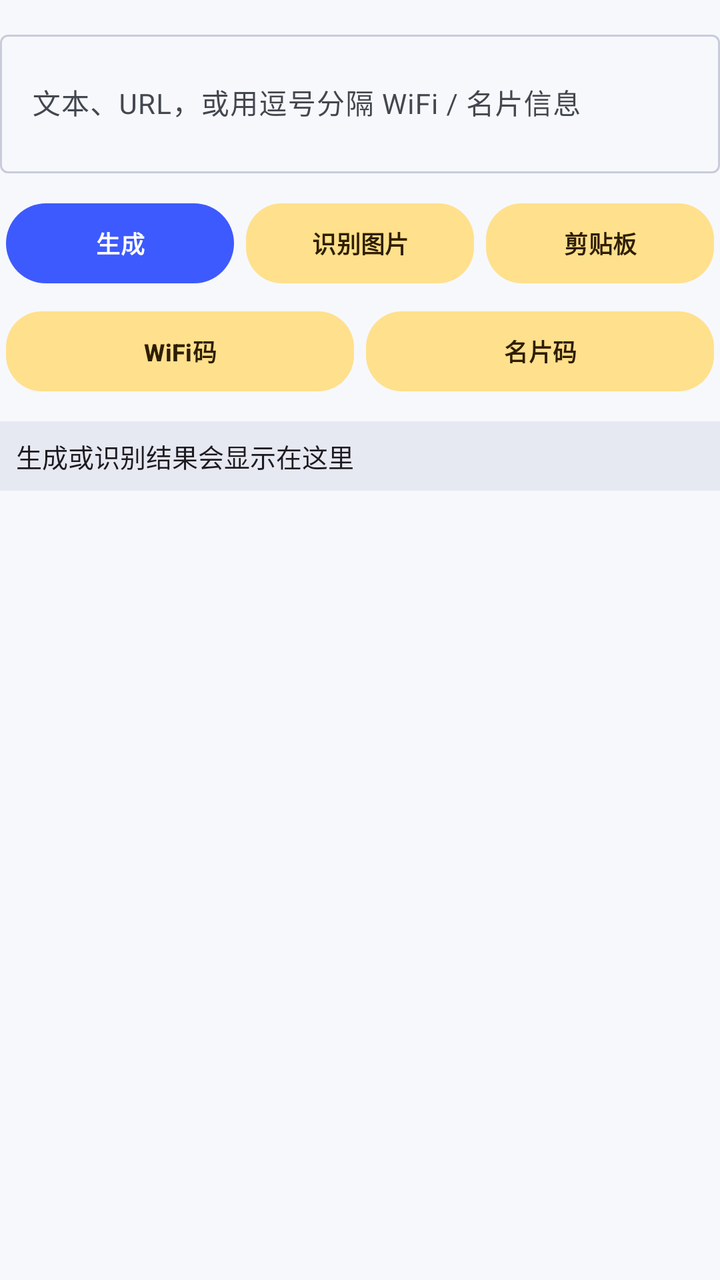
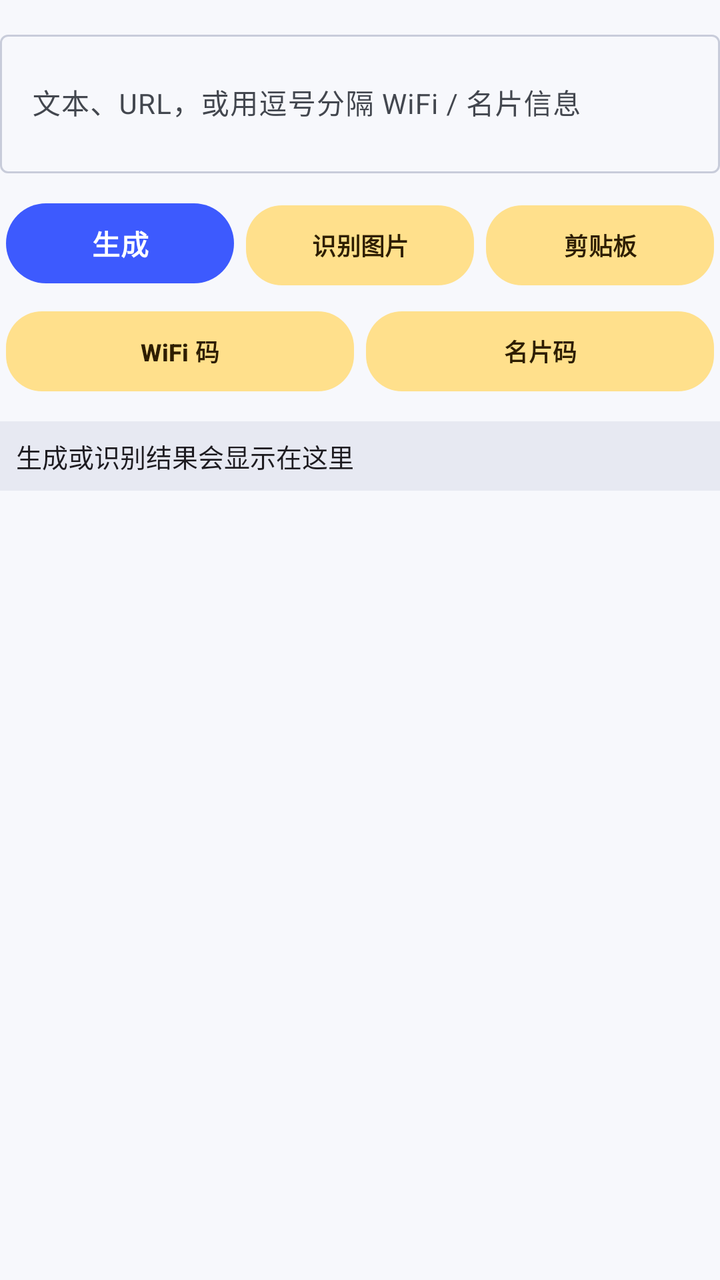

Two renders of the same Android screen: before a commit and after it. Below are the layout's source before the change and the commit's diff.
<!-- AndroidManifest.xml: application theme Theme.GameMatrixApp -->
<!-- res/layout/item_tool_qr_plus.xml -->
<?xml version="1.0" encoding="utf-8"?>

<LinearLayout xmlns:android="http://schemas.android.com/apk/res/android"
    android:layout_width="match_parent"
    android:layout_height="wrap_content"
    android:orientation="vertical">

    <com.google.android.material.textfield.TextInputLayout
        android:layout_width="match_parent"
        android:layout_height="wrap_content"
        android:layout_marginTop="@dimen/gm_spacing_3"
        android:hint="文本、URL，或用逗号分隔 WiFi / 名片信息">

        <com.google.android.material.textfield.TextInputEditText
            android:id="@+id/et_qr_plus_input"
            android:layout_width="match_parent"
            android:layout_height="wrap_content"
            android:inputType="textMultiLine"
            android:maxLines="4"
            android:minLines="2"
            android:textSize="14sp" />

    </com.google.android.material.textfield.TextInputLayout>

    <LinearLayout
        android:layout_width="match_parent"
        android:layout_height="wrap_content"
        android:layout_marginTop="@dimen/gm_spacing_2"
        android:orientation="horizontal">

        <com.google.android.material.button.MaterialButton
            android:id="@+id/btn_qr_plus_generate"
            android:layout_width="0dp"
            android:layout_height="48dp"
            android:layout_margin="3dp"
            android:layout_weight="1"
            android:text="生成"
            android:textSize="12sp" />

        <com.google.android.material.button.MaterialButton
            android:id="@+id/btn_qr_plus_decode_image"
            style="@style/Widget.GameMatrix.Button.Tonal"
            android:layout_width="0dp"
            android:layout_height="48dp"
            android:layout_margin="3dp"
            android:layout_weight="1"
            android:text="识别图片"
            android:textSize="12sp" />

        <com.google.android.material.button.MaterialButton
            android:id="@+id/btn_qr_plus_clipboard"
            style="@style/Widget.GameMatrix.Button.Tonal"
            android:layout_width="0dp"
            android:layout_height="48dp"
            android:layout_margin="3dp"
            android:layout_weight="1"
            android:text="剪贴板"
            android:textSize="12sp" />

    </LinearLayout>

    <LinearLayout
        android:layout_width="match_parent"
        android:layout_height="wrap_content"
        android:orientation="horizontal">

        <com.google.android.material.button.MaterialButton
            android:id="@+id/btn_qr_plus_wifi"
            style="@style/Widget.GameMatrix.Button.Tonal"
            android:layout_width="0dp"
            android:layout_height="48dp"
            android:layout_margin="3dp"
            android:layout_weight="1"
            android:text="WiFi码"
            android:textSize="12sp" />

        <com.google.android.material.button.MaterialButton
            android:id="@+id/btn_qr_plus_vcard"
            style="@style/Widget.GameMatrix.Button.Tonal"
            android:layout_width="0dp"
            android:layout_height="48dp"
            android:layout_margin="3dp"
            android:layout_weight="1"
            android:text="名片码"
            android:textSize="12sp" />

    </LinearLayout>

    <ImageView
        android:id="@+id/iv_qr_plus"
        android:layout_width="220dp"
        android:layout_height="220dp"
        android:layout_gravity="center_horizontal"
        android:layout_marginTop="@dimen/gm_spacing_3"
        android:contentDescription="二维码预览"
        android:scaleType="fitCenter"
        android:visibility="gone" />

    <TextView
        android:id="@+id/tv_qr_plus_result"
        android:layout_width="match_parent"
        android:layout_height="wrap_content"
        android:layout_marginTop="@dimen/gm_spacing_2"
        android:background="?attr/colorSurfaceVariant"
        android:fontFamily="monospace"
        android:lineSpacingExtra="4dp"
        android:padding="@dimen/gm_spacing_2"
        android:text="生成或识别结果会显示在这里"
        android:textColor="?android:attr/textColorPrimary"
        android:textIsSelectable="true"
        android:textSize="13sp" />

</LinearLayout>
<!-- resources referenced by this layout -->
<resources>
  <dimen name="gm_spacing_2">8dp</dimen>
  <dimen name="gm_spacing_3">12dp</dimen>
  <color name="md_theme_primary">#3D5AFE</color>
  <color name="md_theme_on_primary">#FFFFFF</color>
  <color name="md_theme_primary_container">#DEE3FF</color>
  <color name="md_theme_on_primary_container">#001558</color>
  <color name="md_theme_secondary">#FFB300</color>
  <color name="md_theme_on_secondary">#1A1200</color>
  <color name="md_theme_secondary_container">#FFE08C</color>
  <color name="md_theme_on_secondary_container">#2E1E00</color>
  <color name="md_theme_tertiary">#00897B</color>
  <color name="md_theme_on_tertiary">#FFFFFF</color>
  <color name="md_theme_tertiary_container">#97D6CB</color>
  <color name="md_theme_on_tertiary_container">#00201C</color>
  <color name="md_theme_surface">#FFFFFF</color>
  <color name="md_theme_on_surface">#16181F</color>
  <color name="md_theme_surface_variant">#E7E9F2</color>
  <color name="md_theme_on_surface_variant">#43474F</color>
  <color name="md_theme_surface_container_low">#EEF0F7</color>
  <color name="md_theme_surface_container">#E7E9F2</color>
  <color name="md_theme_surface_container_high">#E0E3EC</color>
  <color name="md_theme_background">#F7F8FC</color>
  <color name="md_theme_on_background">#16181F</color>
  <color name="md_theme_outline">#C8CCDA</color>
  <color name="md_theme_error">#D8392F</color>
  <color name="md_theme_on_error">#FFFFFF</color>
  <color name="md_theme_error_container">#F9DEDC</color>
  <color name="md_theme_on_error_container">#410E0B</color>
  <color name="colorSuccess">#1FA463</color>
  <color name="colorOnSuccess">#FFFFFF</color>
  <color name="colorSuccessContainer">#D1F4DE</color>
  <color name="colorOnSuccessContainer">#00210F</color>
  <color name="colorWarning">#E08A00</color>
  <color name="colorOnWarning">#FFFFFF</color>
  <color name="colorWarningContainer">#FFE0B0</color>
  <color name="colorOnWarningContainer">#271900</color>
  <color name="colorInfo">@color/md_theme_primary</color>
  <color name="colorOnInfo">@color/md_theme_on_primary</color>
  <color name="colorInfoContainer">@color/md_theme_primary_container</color>
  <color name="colorOnInfoContainer">@color/md_theme_on_primary_container</color>
  <style name="Widget.GameMatrix.PlatformButton" parent="@android:style/Widget.Material.Button">
          <item name="android:minHeight">44dp</item>
          <item name="android:paddingTop">4dp</item>
          <item name="android:paddingBottom">4dp</item>
          <item name="android:textAllCaps">false</item>
          <item name="android:letterSpacing">0.01</item>
      </style>
  <style name="Widget.GameMatrix.Card" parent="Widget.Material3.CardView.Elevated">
          <item name="cardCornerRadius">@dimen/gm_radius_lg</item>
          <item name="cardElevation">@dimen/gm_elevation_1</item>
          <item name="strokeWidth">0dp</item>
          <item name="rippleColor">?attr/colorPrimaryContainer</item>
      </style>
  <dimen name="gm_radius_lg">16dp</dimen>
  <dimen name="gm_elevation_1">1dp</dimen>
  <!-- unchanged entries left out for length: 3 -->
</resources>

<!-- the commit's change to res/layout/item_tool_qr_plus.xml (unified diff, before → after) -->
@@ -1,5 +1,4 @@
 <?xml version="1.0" encoding="utf-8"?>
-
 <LinearLayout xmlns:android="http://schemas.android.com/apk/res/android"
     android:layout_width="match_parent"
     android:layout_height="wrap_content"
@@ -9,7 +8,7 @@
         android:layout_width="match_parent"
         android:layout_height="wrap_content"
         android:layout_marginTop="@dimen/gm_spacing_3"
-        android:hint="文本、URL，或用逗号分隔 WiFi / 名片信息">
+        android:hint="@string/tool_qr_plus_input_hint">
 
         <com.google.android.material.textfield.TextInputEditText
             android:id="@+id/et_qr_plus_input"
@@ -34,8 +33,8 @@
             android:layout_height="48dp"
             android:layout_margin="3dp"
             android:layout_weight="1"
-            android:text="生成"
-            android:textSize="12sp" />
+            android:text="@string/tool_qr_plus_generate"
+            android:textSize="14sp" />
 
         <com.google.android.material.button.MaterialButton
             android:id="@+id/btn_qr_plus_decode_image"
@@ -44,7 +43,7 @@
             android:layout_height="48dp"
             android:layout_margin="3dp"
             android:layout_weight="1"
-            android:text="识别图片"
+            android:text="@string/tool_qr_plus_decode_image"
             android:textSize="12sp" />
 
         <com.google.android.material.button.MaterialButton
@@ -54,7 +53,7 @@
             android:layout_height="48dp"
             android:layout_margin="3dp"
             android:layout_weight="1"
-            android:text="剪贴板"
+            android:text="@string/tool_qr_plus_clipboard"
             android:textSize="12sp" />
 
     </LinearLayout>
@@ -71,7 +70,7 @@
             android:layout_height="48dp"
             android:layout_margin="3dp"
             android:layout_weight="1"
-            android:text="WiFi码"
+            android:text="@string/tool_qr_plus_wifi"
             android:textSize="12sp" />
 
         <com.google.android.material.button.MaterialButton
@@ -81,7 +80,7 @@
             android:layout_height="48dp"
             android:layout_margin="3dp"
             android:layout_weight="1"
-            android:text="名片码"
+            android:text="@string/tool_qr_plus_vcard"
             android:textSize="12sp" />
 
     </LinearLayout>
@@ -92,7 +91,7 @@
         android:layout_height="220dp"
         android:layout_gravity="center_horizontal"
         android:layout_marginTop="@dimen/gm_spacing_3"
-        android:contentDescription="二维码预览"
+        android:contentDescription="@string/tool_qr_plus_preview_desc"
         android:scaleType="fitCenter"
         android:visibility="gone" />
 
@@ -105,7 +104,7 @@
         android:fontFamily="monospace"
         android:lineSpacingExtra="4dp"
         android:padding="@dimen/gm_spacing_2"
-        android:text="生成或识别结果会显示在这里"
+        android:text="@string/tool_qr_plus_result_placeholder"
         android:textColor="?android:attr/textColorPrimary"
         android:textIsSelectable="true"
         android:textSize="13sp" />
<!-- resource entries referenced after the edit -->
@@ -2,6 +2,14 @@
 <resources>
   <dimen name="gm_spacing_2">8dp</dimen>
   <dimen name="gm_spacing_3">12dp</dimen>
+  <string name="tool_qr_plus_clipboard">剪贴板</string>
+  <string name="tool_qr_plus_decode_image">识别图片</string>
+  <string name="tool_qr_plus_generate">生成</string>
+  <string name="tool_qr_plus_input_hint">文本、URL，或用逗号分隔 WiFi / 名片信息</string>
+  <string name="tool_qr_plus_preview_desc">二维码预览</string>
+  <string name="tool_qr_plus_result_placeholder">生成或识别结果会显示在这里</string>
+  <string name="tool_qr_plus_vcard">名片码</string>
+  <string name="tool_qr_plus_wifi">WiFi 码</string>
   <color name="md_theme_primary">#3D5AFE</color>
   <color name="md_theme_on_primary">#FFFFFF</color>
   <color name="md_theme_primary_container">#DEE3FF</color>
